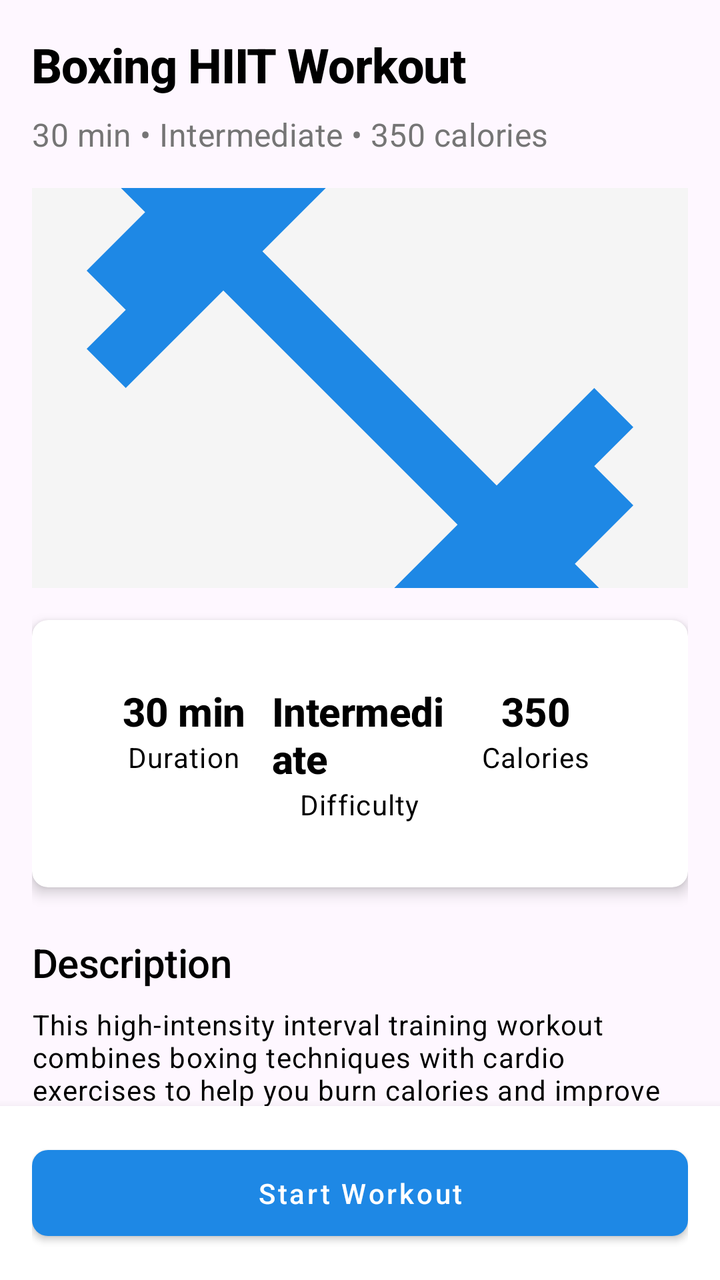
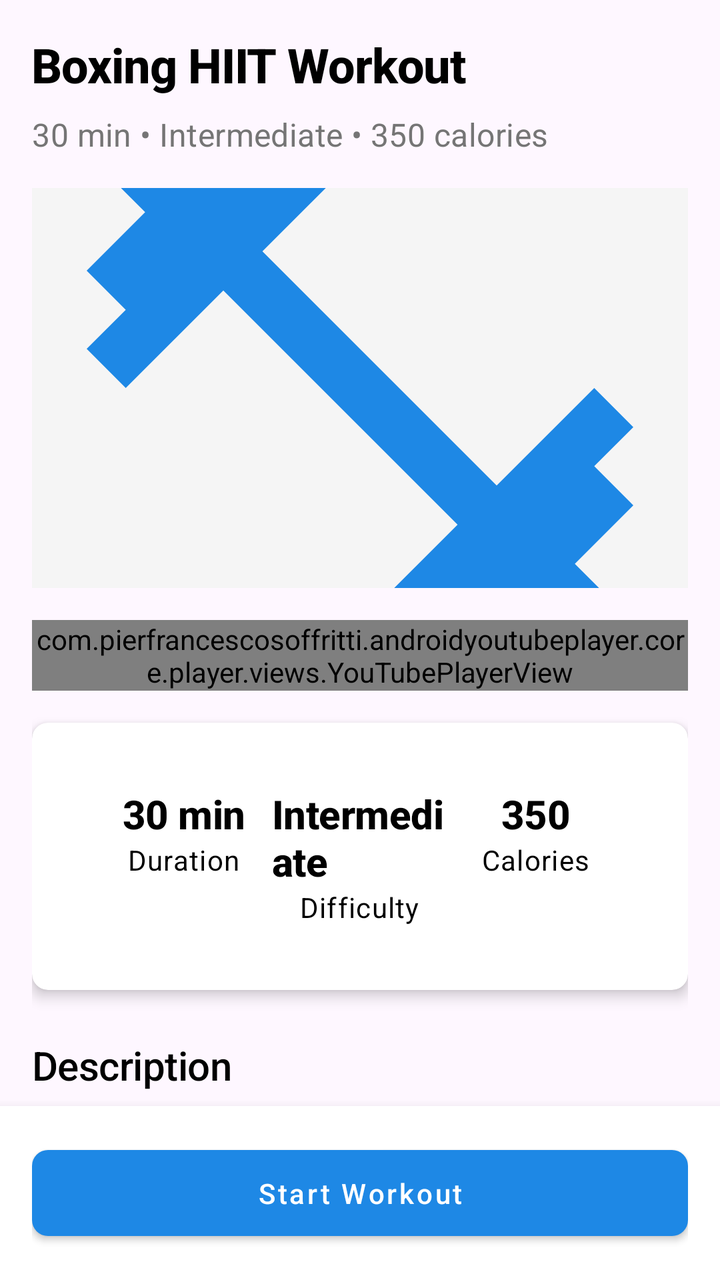

Two renders of the same Android screen: before a commit and after it. Below are the layout's source before the change and the commit's diff.
<!-- AndroidManifest.xml: application theme Theme.Boxy -->
<!-- res/layout/fragment_workout_details.xml -->
<?xml version="1.0" encoding="utf-8"?>
<androidx.constraintlayout.widget.ConstraintLayout xmlns:android="http://schemas.android.com/apk/res/android"
    xmlns:app="http://schemas.android.com/apk/res-auto"
    xmlns:tools="http://schemas.android.com/tools"
    android:layout_width="match_parent"
    android:layout_height="match_parent"
    tools:context=".fragments.WorkoutDetailsFragment">

    <androidx.core.widget.NestedScrollView
        android:id="@+id/scroll_view"
        android:layout_width="match_parent"
        android:layout_height="0dp"
        app:layout_constraintBottom_toTopOf="@+id/layout_bottom_actions"
        app:layout_constraintEnd_toEndOf="parent"
        app:layout_constraintStart_toStartOf="parent"
        app:layout_constraintTop_toTopOf="parent">

        <LinearLayout
            android:layout_width="match_parent"
            android:layout_height="wrap_content"
            android:orientation="vertical"
            android:padding="16dp">

            <TextView
                android:id="@+id/tv_workout_title"
                android:layout_width="match_parent"
                android:layout_height="wrap_content"
                android:text="Boxing HIIT Workout"
                android:textAppearance="@style/TextAppearance.App.Headline1"
                android:textStyle="bold" />

            <TextView
                android:id="@+id/tv_workout_description"
                android:layout_width="match_parent"
                android:layout_height="wrap_content"
                android:layout_marginTop="8dp"
                android:text="30 min • Intermediate • 350 calories"
                android:textAppearance="@style/TextAppearance.App.Subtitle1" />

            
            <ImageView
                android:id="@+id/iv_workout"
                android:layout_width="match_parent"
                android:layout_height="200dp"
                android:layout_marginTop="16dp"
                android:contentDescription="@string/workout_image"
                android:scaleType="centerCrop"
                android:src="@drawable/ic_workouts"
                android:background="@color/gray_light"
                app:tint="@color/primary" />

            
            <androidx.cardview.widget.CardView
                style="@style/CardView.App"
                android:layout_width="match_parent"
                android:layout_height="wrap_content"
                android:layout_marginTop="16dp">

                <LinearLayout
                    android:layout_width="match_parent"
                    android:layout_height="wrap_content"
                    android:orientation="horizontal"
                    android:padding="16dp">

                    <LinearLayout
                        android:layout_width="0dp"
                        android:layout_height="wrap_content"
                        android:layout_weight="1"
                        android:gravity="center"
                        android:orientation="vertical">

                        <TextView
                            android:id="@+id/tv_duration"
                            android:layout_width="wrap_content"
                            android:layout_height="wrap_content"
                            android:text="30 min"
                            android:textAppearance="@style/TextAppearance.App.Headline2"
                            android:textStyle="bold" />

                        <TextView
                            android:layout_width="wrap_content"
                            android:layout_height="wrap_content"
                            android:text="@string/duration"
                            android:textAppearance="@style/TextAppearance.App.Body1" />
                    </LinearLayout>

                    <LinearLayout
                        android:layout_width="0dp"
                        android:layout_height="wrap_content"
                        android:layout_weight="1"
                        android:gravity="center"
                        android:orientation="vertical">

                        <TextView
                            android:id="@+id/tv_difficulty"
                            android:layout_width="wrap_content"
                            android:layout_height="wrap_content"
                            android:text="Intermediate"
                            android:textAppearance="@style/TextAppearance.App.Headline2"
                            android:textStyle="bold" />

                        <TextView
                            android:layout_width="wrap_content"
                            android:layout_height="wrap_content"
                            android:text="@string/difficulty"
                            android:textAppearance="@style/TextAppearance.App.Body1" />
                    </LinearLayout>

                    <LinearLayout
                        android:layout_width="0dp"
                        android:layout_height="wrap_content"
                        android:layout_weight="1"
                        android:gravity="center"
                        android:orientation="vertical">

                        <TextView
                            android:id="@+id/tv_calories"
                            android:layout_width="wrap_content"
                            android:layout_height="wrap_content"
                            android:text="350"
                            android:textAppearance="@style/TextAppearance.App.Headline2"
                            android:textStyle="bold" />

                        <TextView
                            android:layout_width="wrap_content"
                            android:layout_height="wrap_content"
                            android:text="@string/calories"
                            android:textAppearance="@style/TextAppearance.App.Body1" />
                    </LinearLayout>
                </LinearLayout>
            </androidx.cardview.widget.CardView>

            
            <TextView
                android:layout_width="match_parent"
                android:layout_height="wrap_content"
                android:layout_marginTop="24dp"
                android:text="@string/description"
                android:textAppearance="@style/TextAppearance.App.Headline2" />

            <TextView
                android:id="@+id/tv_workout_full_description"
                android:layout_width="match_parent"
                android:layout_height="wrap_content"
                android:layout_marginTop="8dp"
                android:text="This high-intensity interval training workout combines boxing techniques with cardio exercises to help you burn calories and improve your boxing skills. Perfect for intermediate boxers looking to challenge themselves."
                android:textAppearance="@style/TextAppearance.App.Body1" />

            
            <TextView
                android:layout_width="match_parent"
                android:layout_height="wrap_content"
                android:layout_marginTop="24dp"
                android:text="@string/exercises"
                android:textAppearance="@style/TextAppearance.App.Headline2" />

            <androidx.recyclerview.widget.RecyclerView
                android:id="@+id/rv_exercises"
                android:layout_width="match_parent"
                android:layout_height="wrap_content"
                android:layout_marginTop="8dp"
                android:nestedScrollingEnabled="false"
                tools:itemCount="5"
                tools:listitem="@layout/item_exercise" />

        </LinearLayout>
    </androidx.core.widget.NestedScrollView>

    
    <LinearLayout
        android:id="@+id/layout_bottom_actions"
        android:layout_width="match_parent"
        android:layout_height="wrap_content"
        android:orientation="horizontal"
        android:padding="16dp"
        android:background="@color/white"
        android:elevation="8dp"
        app:layout_constraintBottom_toBottomOf="parent"
        app:layout_constraintEnd_toEndOf="parent"
        app:layout_constraintStart_toStartOf="parent">

        <Button
            android:id="@+id/btn_start_workout"
            style="@style/Button.App.Primary"
            android:layout_width="0dp"
            android:layout_height="wrap_content"
            android:layout_weight="1"
            android:text="@string/start_workout" />

    </LinearLayout>

</androidx.constraintlayout.widget.ConstraintLayout>
<!-- res/layout/item_exercise.xml (included above) -->
<?xml version="1.0" encoding="utf-8"?>
<androidx.cardview.widget.CardView xmlns:android="http://schemas.android.com/apk/res/android"
    xmlns:app="http://schemas.android.com/apk/res-auto"
    style="@style/CardView.App"
    android:layout_width="match_parent"
    android:layout_height="wrap_content"
    android:layout_marginBottom="8dp">

    <androidx.constraintlayout.widget.ConstraintLayout
        android:layout_width="match_parent"
        android:layout_height="wrap_content"
        android:padding="8dp">

        <TextView
            android:id="@+id/tv_exercise_number"
            android:layout_width="32dp"
            android:layout_height="32dp"
            android:background="@drawable/circle_background"
            android:gravity="center"
            android:text="1"
            android:textAppearance="@style/TextAppearance.App.Body1"
            android:textColor="@color/white"
            android:textStyle="bold"
            app:layout_constraintBottom_toBottomOf="parent"
            app:layout_constraintStart_toStartOf="parent"
            app:layout_constraintTop_toTopOf="parent" />

        <TextView
            android:id="@+id/tv_exercise_name"
            android:layout_width="0dp"
            android:layout_height="wrap_content"
            android:layout_marginStart="16dp"
            android:layout_marginEnd="16dp"
            android:text="Jab-Cross Combo"
            android:textAppearance="@style/TextAppearance.App.Subtitle1"
            android:textStyle="bold"
            app:layout_constraintEnd_toStartOf="@+id/tv_exercise_duration"
            app:layout_constraintStart_toEndOf="@+id/tv_exercise_number"
            app:layout_constraintTop_toTopOf="parent" />

        <TextView
            android:id="@+id/tv_exercise_description"
            android:layout_width="0dp"
            android:layout_height="wrap_content"
            android:layout_marginStart="16dp"
            android:layout_marginTop="4dp"
            android:layout_marginEnd="16dp"
            android:text="Alternate between jab and cross punches"
            android:textAppearance="@style/TextAppearance.App.Body1"
            app:layout_constraintEnd_toStartOf="@+id/tv_exercise_duration"
            app:layout_constraintStart_toEndOf="@+id/tv_exercise_number"
            app:layout_constraintTop_toBottomOf="@+id/tv_exercise_name" />

        <TextView
            android:id="@+id/tv_exercise_duration"
            android:layout_width="wrap_content"
            android:layout_height="wrap_content"
            android:text="60 sec"
            android:textAppearance="@style/TextAppearance.App.Body1"
            android:textStyle="bold"
            app:layout_constraintBottom_toBottomOf="parent"
            app:layout_constraintEnd_toEndOf="parent"
            app:layout_constraintTop_toTopOf="parent" />

    </androidx.constraintlayout.widget.ConstraintLayout>
</androidx.cardview.widget.CardView>
<!-- resources referenced by this layout -->
<resources>
  <color name="gray_light">#FFF5F5F5</color>
  <color name="primary">#FF1E88E5</color>
  <color name="white">#FFFFFFFF</color>
  <!-- drawable circle_background (drawable) -->
  <?xml version="1.0" encoding="utf-8"?>
  <shape xmlns:android="http://schemas.android.com/apk/res/android"
      android:shape="oval">
      <solid android:color="@color/primary" />
  </shape>
  <!-- drawable ic_workouts (drawable) -->
  <vector xmlns:android="http://schemas.android.com/apk/res/android"
      android:width="24dp"
      android:height="24dp"
      android:viewportWidth="24"
      android:viewportHeight="24">
      <path
          android:fillColor="#FF000000"
          android:pathData="M20.57,14.86L22,13.43 20.57,12 17,15.57 8.43,7 12,3.43 10.57,2 9.14,3.43 7.71,2 5.57,4.14 4.14,2.71 2.71,4.14l1.43,1.43L2,7.71l1.43,1.43L2,10.57 3.43,12 7,8.43 15.57,17 12,20.57 13.43,22l1.43,-1.43L16.29,22l2.14,-2.14 1.43,1.43 1.43,-1.43 -1.43,-1.43L22,16.29z"/>
  </vector>
  <string name="calories">Calories</string>
  <string name="description">Description</string>
  <string name="difficulty">Difficulty</string>
  <string name="duration">Duration</string>
  <string name="exercises">Exercises</string>
  <string name="start_workout">Start Workout</string>
  <string name="workout_image">Workout Image</string>
  <style name="Button.App.Primary" parent="Widget.MaterialComponents.Button">
          <item name="android:textColor">@color/white</item>
          <item name="backgroundTint">@color/primary</item>
          <item name="cornerRadius">8dp</item>
          <item name="android:paddingStart">24dp</item>
          <item name="android:paddingEnd">24dp</item>
          <item name="android:paddingTop">12dp</item>
          <item name="android:paddingBottom">12dp</item>
          <item name="android:textAllCaps">false</item>
      </style>
  <style name="CardView.App" parent="Widget.MaterialComponents.CardView">
          <item name="cardCornerRadius">8dp</item>
          <item name="cardElevation">4dp</item>
          <item name="contentPadding">16dp</item>
          <item name="cardBackgroundColor">@color/card_background</item>
      </style>
  <style name="TextAppearance.App.Body1" parent="TextAppearance.MaterialComponents.Body1">
          <item name="fontFamily">sans-serif</item>
          <item name="android:textSize">14sp</item>
          <item name="android:textColor">@color/black</item>
      </style>
  <style name="TextAppearance.App.Headline1" parent="TextAppearance.MaterialComponents.Headline1">
          <item name="fontFamily">sans-serif-medium</item>
          <item name="android:textSize">24sp</item>
          <item name="android:textColor">@color/black</item>
      </style>
  <style name="TextAppearance.App.Headline2" parent="TextAppearance.MaterialComponents.Headline2">
          <item name="fontFamily">sans-serif-medium</item>
          <item name="android:textSize">20sp</item>
          <item name="android:textColor">@color/black</item>
      </style>
  <style name="TextAppearance.App.Subtitle1" parent="TextAppearance.MaterialComponents.Subtitle1">
          <item name="fontFamily">sans-serif</item>
          <item name="android:textSize">16sp</item>
          <item name="android:textColor">@color/gray_dark</item>
      </style>
  <style name="Theme.Boxy" parent="Base.Theme.Boxy" />
  <color name="card_background">#FFFFFFFF</color>
  <color name="black">#FF000000</color>
  <color name="gray_dark">#FF757575</color>
  <style name="Base.Theme.Boxy" parent="Theme.Material3.DayNight.NoActionBar">
          
          
      </style>
</resources>

<!-- the commit's change to res/layout/fragment_workout_details.xml (unified diff, before → after) -->
@@ -1,5 +1,6 @@
 <?xml version="1.0" encoding="utf-8"?>
-<androidx.constraintlayout.widget.ConstraintLayout xmlns:android="http://schemas.android.com/apk/res/android"
+<androidx.constraintlayout.widget.ConstraintLayout
+    xmlns:android="http://schemas.android.com/apk/res/android"
     xmlns:app="http://schemas.android.com/apk/res-auto"
     xmlns:tools="http://schemas.android.com/tools"
     android:layout_width="match_parent"
@@ -50,6 +51,13 @@
                 app:tint="@color/primary" />
 
             
+            <com.pierfrancescosoffritti.androidyoutubeplayer.core.player.views.YouTubePlayerView
+                android:id="@+id/youtube_player_view"
+                android:layout_width="match_parent"
+                android:layout_height="wrap_content"
+                android:layout_marginTop="16dp" />
+
+            
             <androidx.cardview.widget.CardView
                 style="@style/CardView.App"
                 android:layout_width="match_parent"
@@ -143,7 +151,7 @@
                 android:layout_width="match_parent"
                 android:layout_height="wrap_content"
                 android:layout_marginTop="8dp"
-                android:text="This high-intensity interval training workout combines boxing techniques with cardio exercises to help you burn calories and improve your boxing skills. Perfect for intermediate boxers looking to challenge themselves."
+                android:text="This high-intensity interval training workout combines boxing techniques with cardio exercises to help you burn calories and improve your boxing skills."
                 android:textAppearance="@style/TextAppearance.App.Body1" />
 
             
